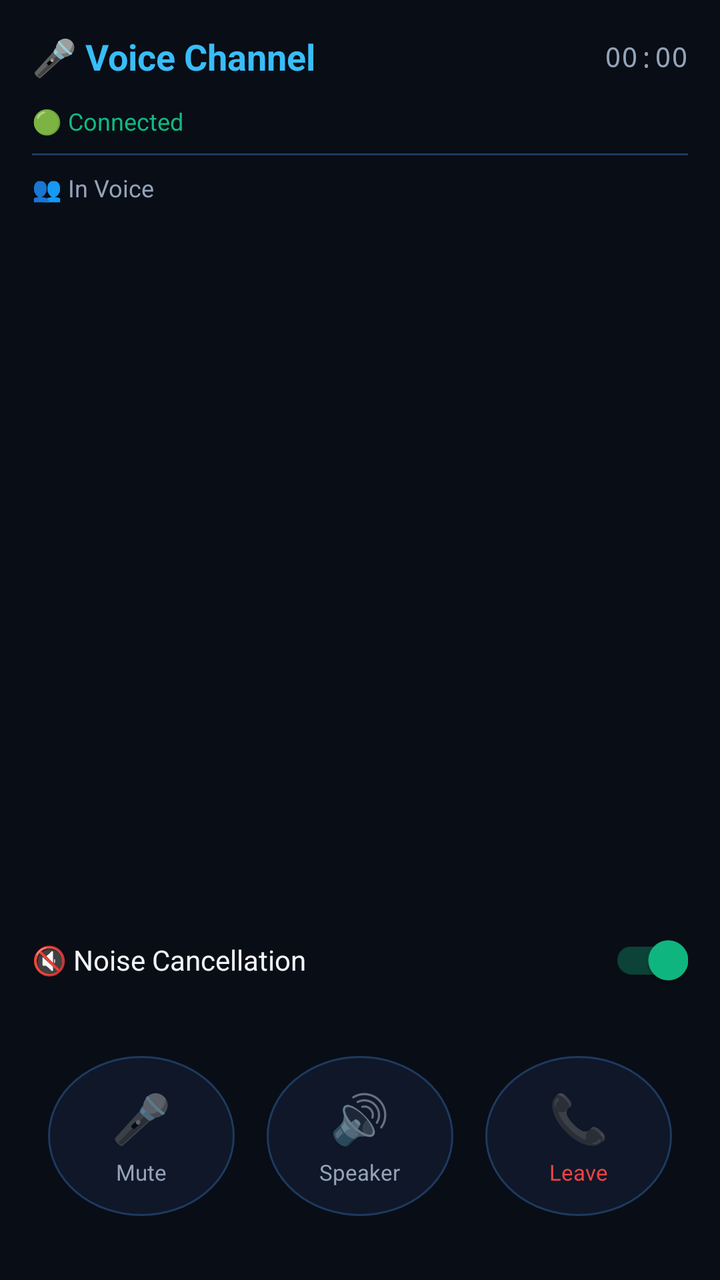
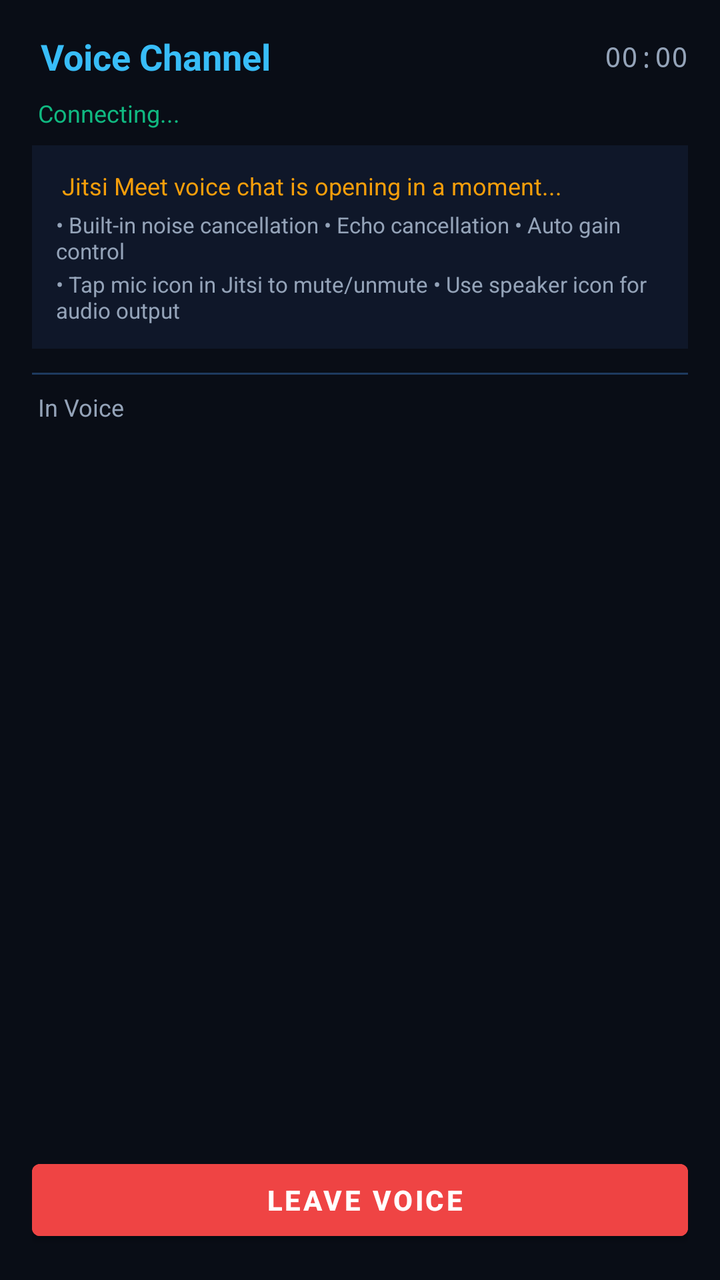

Screens rendered from an Android XML layout before and after an edit, with the pre-edit source and the edit as a unified diff.
<!-- AndroidManifest.xml: activity theme Theme.ZeroStressManager -->
<!-- res/layout/activity_voice_chat.xml -->
<?xml version="1.0" encoding="utf-8"?>
<LinearLayout xmlns:android="http://schemas.android.com/apk/res/android"
    android:layout_width="match_parent"
    android:layout_height="match_parent"
    android:orientation="vertical"
    android:background="#090d16"
    android:padding="16dp">

    
    <LinearLayout
        android:layout_width="match_parent"
        android:layout_height="wrap_content"
        android:orientation="horizontal"
        android:gravity="center_vertical"
        android:paddingBottom="12dp">

        <TextView
            android:id="@+id/voice_channel_name"
            android:layout_width="0dp"
            android:layout_height="wrap_content"
            android:layout_weight="1"
            android:text="🎤 Voice Channel"
            android:textColor="#38bdf8"
            android:textSize="18sp"
            android:textStyle="bold" />

        <TextView
            android:id="@+id/voice_timer"
            android:layout_width="wrap_content"
            android:layout_height="wrap_content"
            android:text="00:00"
            android:textColor="#94a3b8"
            android:textSize="14sp"
            android:fontFamily="monospace" />
    </LinearLayout>

    
    <TextView
        android:id="@+id/voice_status"
        android:layout_width="match_parent"
        android:layout_height="wrap_content"
        android:text="🟢 Connected"
        android:textColor="#10b981"
        android:textSize="12sp"
        android:paddingBottom="8dp" />

    
    <View
        android:layout_width="match_parent"
        android:layout_height="1dp"
        android:background="#1e3a5f"
        android:layout_marginBottom="8dp" />

    
    <TextView
        android:layout_width="match_parent"
        android:layout_height="wrap_content"
        android:text="👥 In Voice"
        android:textColor="#94a3b8"
        android:textSize="12sp"
        android:paddingBottom="8dp" />

    <ScrollView
        android:layout_width="match_parent"
        android:layout_height="0dp"
        android:layout_weight="1">

        <LinearLayout
            android:id="@+id/participants_container"
            android:layout_width="match_parent"
            android:layout_height="wrap_content"
            android:orientation="vertical" />
    </ScrollView>

    
    <LinearLayout
        android:layout_width="match_parent"
        android:layout_height="wrap_content"
        android:orientation="horizontal"
        android:gravity="center_vertical"
        android:paddingTop="8dp"
        android:paddingBottom="4dp">

        <TextView
            android:layout_width="0dp"
            android:layout_height="wrap_content"
            android:layout_weight="1"
            android:text="🔇 Noise Cancellation"
            android:textColor="#f1f5f9"
            android:textSize="14sp" />

        <androidx.appcompat.widget.SwitchCompat
            android:id="@+id/noise_cancel_switch"
            android:layout_width="wrap_content"
            android:layout_height="wrap_content"
            android:checked="true"
            android:thumbTint="#38bdf8"
            android:trackTint="#1e3a5f" />
    </LinearLayout>

    
    <LinearLayout
        android:layout_width="match_parent"
        android:layout_height="wrap_content"
        android:orientation="horizontal"
        android:gravity="center"
        android:paddingTop="12dp"
        android:paddingBottom="8dp">

        
        <LinearLayout
            android:id="@+id/btn_mute"
            android:layout_width="0dp"
            android:layout_height="wrap_content"
            android:layout_weight="1"
            android:orientation="vertical"
            android:gravity="center"
            android:padding="12dp"
            android:background="@drawable/bg_circle_dark"
            android:layout_margin="8dp">

            <TextView
                android:id="@+id/mute_icon"
                android:layout_width="wrap_content"
                android:layout_height="wrap_content"
                android:text="🎤"
                android:textSize="24sp" />

            <TextView
                android:id="@+id/mute_label"
                android:layout_width="wrap_content"
                android:layout_height="wrap_content"
                android:text="Mute"
                android:textColor="#94a3b8"
                android:textSize="11sp"
                android:paddingTop="4dp" />
        </LinearLayout>

        
        <LinearLayout
            android:id="@+id/btn_speaker"
            android:layout_width="0dp"
            android:layout_height="wrap_content"
            android:layout_weight="1"
            android:orientation="vertical"
            android:gravity="center"
            android:padding="12dp"
            android:background="@drawable/bg_circle_dark"
            android:layout_margin="8dp">

            <TextView
                android:id="@+id/speaker_icon"
                android:layout_width="wrap_content"
                android:layout_height="wrap_content"
                android:text="🔊"
                android:textSize="24sp" />

            <TextView
                android:id="@+id/speaker_label"
                android:layout_width="wrap_content"
                android:layout_height="wrap_content"
                android:text="Speaker"
                android:textColor="#94a3b8"
                android:textSize="11sp"
                android:paddingTop="4dp" />
        </LinearLayout>

        
        <LinearLayout
            android:id="@+id/btn_leave"
            android:layout_width="0dp"
            android:layout_height="wrap_content"
            android:layout_weight="1"
            android:orientation="vertical"
            android:gravity="center"
            android:padding="12dp"
            android:background="@drawable/bg_circle_dark"
            android:layout_margin="8dp">

            <TextView
                android:layout_width="wrap_content"
                android:layout_height="wrap_content"
                android:text="📞"
                android:textSize="24sp" />

            <TextView
                android:layout_width="wrap_content"
                android:layout_height="wrap_content"
                android:text="Leave"
                android:textColor="#ef4444"
                android:textSize="11sp"
                android:paddingTop="4dp" />
        </LinearLayout>
    </LinearLayout>
</LinearLayout>
<!-- resources referenced by this layout -->
<resources>
  <!-- drawable bg_circle_dark (drawable) -->
  <?xml version="1.0" encoding="utf-8"?>
  <shape xmlns:android="http://schemas.android.com/apk/res/android"
      android:shape="oval">
      <solid android:color="#0f1729" />
      <stroke
          android:width="1dp"
          android:color="#1e3a5f" />
      <size
          android:width="80dp"
          android:height="80dp" />
  </shape>
  <style name="Theme.ZeroStressManager" parent="Theme.MaterialComponents.DayNight.NoActionBar">
          <item name="colorPrimary">#38bdf8</item>
          <item name="colorPrimaryVariant">#0ea5e9</item>
          <item name="colorOnPrimary">#090d16</item>
          <item name="colorSecondary">#10b981</item>
          <item name="android:windowBackground">#090d16</item>
          <item name="android:statusBarColor">#090d16</item>
          <item name="android:navigationBarColor">#131c31</item>
          <item name="android:windowLightStatusBar">false</item>
      </style>
</resources>

<!-- the commit's change to res/layout/activity_voice_chat.xml (unified diff, before → after) -->
@@ -12,14 +12,14 @@
         android:layout_height="wrap_content"
         android:orientation="horizontal"
         android:gravity="center_vertical"
-        android:paddingBottom="12dp">
+        android:paddingBottom="8dp">
 
         <TextView
             android:id="@+id/voice_channel_name"
             android:layout_width="0dp"
             android:layout_height="wrap_content"
             android:layout_weight="1"
-            android:text="🎤 Voice Channel"
+            android:text="\ud83c\udfa4 Voice Channel"
             android:textColor="#38bdf8"
             android:textSize="18sp"
             android:textStyle="bold" />
@@ -39,12 +39,44 @@
         android:id="@+id/voice_status"
         android:layout_width="match_parent"
         android:layout_height="wrap_content"
-        android:text="🟢 Connected"
+        android:text="\ud83d\udfe1 Connecting..."
         android:textColor="#10b981"
         android:textSize="12sp"
         android:paddingBottom="8dp" />
 
     
+    <LinearLayout
+        android:layout_width="match_parent"
+        android:layout_height="wrap_content"
+        android:background="#0f1729"
+        android:padding="12dp"
+        android:layout_marginBottom="12dp"
+        android:orientation="vertical">
+
+        <TextView
+            android:layout_width="match_parent"
+            android:layout_height="wrap_content"
+            android:text="\ud83d\udca1 Jitsi Meet voice chat is opening in a moment..."
+            android:textColor="#f59e0b"
+            android:textSize="12sp" />
+
+        <TextView
+            android:layout_width="match_parent"
+            android:layout_height="wrap_content"
+            android:text="\u2022 Built-in noise cancellation \u2022 Echo cancellation \u2022 Auto gain control"
+            android:textColor="#94a3b8"
+            android:textSize="11sp"
+            android:paddingTop="4dp" />
+
+        <TextView
+            android:layout_width="match_parent"
+            android:layout_height="wrap_content"
+            android:text="\u2022 Tap mic icon in Jitsi to mute/unmute \u2022 Use speaker icon for audio output"
+            android:textColor="#94a3b8"
+            android:textSize="11sp"
+            android:paddingTop="2dp" />
+    </LinearLayout>
+
     <View
         android:layout_width="match_parent"
         android:layout_height="1dp"
@@ -55,7 +87,7 @@
     <TextView
         android:layout_width="match_parent"
         android:layout_height="wrap_content"
-        android:text="👥 In Voice"
+        android:text="\ud83d\udc65 In Voice"
         android:textColor="#94a3b8"
         android:textSize="12sp"
         android:paddingBottom="8dp" />
@@ -73,123 +105,26 @@
     </ScrollView>
 
     
-    <LinearLayout
+    <Button
+        android:id="@+id/btn_leave"
         android:layout_width="match_parent"
-        android:layout_height="wrap_content"
-        android:orientation="horizontal"
-        android:gravity="center_vertical"
-        android:paddingTop="8dp"
-        android:paddingBottom="4dp">
-
-        <TextView
-            android:layout_width="0dp"
-            android:layout_height="wrap_content"
-            android:layout_weight="1"
-            android:text="🔇 Noise Cancellation"
-            android:textColor="#f1f5f9"
-            android:textSize="14sp" />
-
-        <androidx.appcompat.widget.SwitchCompat
-            android:id="@+id/noise_cancel_switch"
-            android:layout_width="wrap_content"
-            android:layout_height="wrap_content"
-            android:checked="true"
-            android:thumbTint="#38bdf8"
-            android:trackTint="#1e3a5f" />
-    </LinearLayout>
+        android:layout_height="48dp"
+        android:text="\ud83d\udcde Leave Voice"
+        android:backgroundTint="#ef4444"
+        android:textColor="#ffffff"
+        android:textStyle="bold"
+        android:layout_marginTop="12dp" />
 
     
     <LinearLayout
-        android:layout_width="match_parent"
-        android:layout_height="wrap_content"
-        android:orientation="horizontal"
-        android:gravity="center"
-        android:paddingTop="12dp"
-        android:paddingBottom="8dp">
+        android:id="@+id/btn_mute"
+        android:layout_width="0dp"
+        android:layout_height="0dp"
+        android:visibility="gone" />
 
-        
-        <LinearLayout
-            android:id="@+id/btn_mute"
-            android:layout_width="0dp"
-            android:layout_height="wrap_content"
-            android:layout_weight="1"
-            android:orientation="vertical"
-            android:gravity="center"
-            android:padding="12dp"
-            android:background="@drawable/bg_circle_dark"
-            android:layout_margin="8dp">
-
-            <TextView
-                android:id="@+id/mute_icon"
-                android:layout_width="wrap_content"
-                android:layout_height="wrap_content"
-                android:text="🎤"
-                android:textSize="24sp" />
-
-            <TextView
-                android:id="@+id/mute_label"
-                android:layout_width="wrap_content"
-                android:layout_height="wrap_content"
-                android:text="Mute"
-                android:textColor="#94a3b8"
-                android:textSize="11sp"
-                android:paddingTop="4dp" />
-        </LinearLayout>
-
-        
-        <LinearLayout
-            android:id="@+id/btn_speaker"
-            android:layout_width="0dp"
-            android:layout_height="wrap_content"
-            android:layout_weight="1"
-            android:orientation="vertical"
-            android:gravity="center"
-            android:padding="12dp"
-            android:background="@drawable/bg_circle_dark"
-            android:layout_margin="8dp">
-
-            <TextView
-                android:id="@+id/speaker_icon"
-                android:layout_width="wrap_content"
-                android:layout_height="wrap_content"
-                android:text="🔊"
-                android:textSize="24sp" />
-
-            <TextView
-                android:id="@+id/speaker_label"
-                android:layout_width="wrap_content"
-                android:layout_height="wrap_content"
-                android:text="Speaker"
-                android:textColor="#94a3b8"
-                android:textSize="11sp"
-                android:paddingTop="4dp" />
-        </LinearLayout>
-
-        
-        <LinearLayout
-            android:id="@+id/btn_leave"
-            android:layout_width="0dp"
-            android:layout_height="wrap_content"
-            android:layout_weight="1"
-            android:orientation="vertical"
-            android:gravity="center"
-            android:padding="12dp"
-            android:background="@drawable/bg_circle_dark"
-            android:layout_margin="8dp">
-
-            <TextView
-                android:layout_width="wrap_content"
-                android:layout_height="wrap_content"
-                android:text="📞"
-                android:textSize="24sp" />
-
-            <TextView
-                android:layout_width="wrap_content"
-                android:layout_height="wrap_content"
-                android:text="Leave"
-                android:textColor="#ef4444"
-                android:textSize="11sp"
-                android:paddingTop="4dp" />
-        </LinearLayout>
-    </LinearLayout>
+    <LinearLayout
+        android:id="@+id/btn_speaker"
+        android:layout_width="0dp"
+        android:layout_height="0dp"
+        android:visibility="gone" />
 </LinearLayout>
<!-- resource entries referenced after the edit -->
@@ -1,17 +1,5 @@
 <!-- resources referenced by this layout -->
 <resources>
-  <!-- drawable bg_circle_dark (drawable) -->
-  <?xml version="1.0" encoding="utf-8"?>
-  <shape xmlns:android="http://schemas.android.com/apk/res/android"
-      android:shape="oval">
-      <solid android:color="#0f1729" />
-      <stroke
-          android:width="1dp"
-          android:color="#1e3a5f" />
-      <size
-          android:width="80dp"
-          android:height="80dp" />
-  </shape>
   <style name="Theme.ZeroStressManager" parent="Theme.MaterialComponents.DayNight.NoActionBar">
           <item name="colorPrimary">#38bdf8</item>
           <item name="colorPrimaryVariant">#0ea5e9</item>
